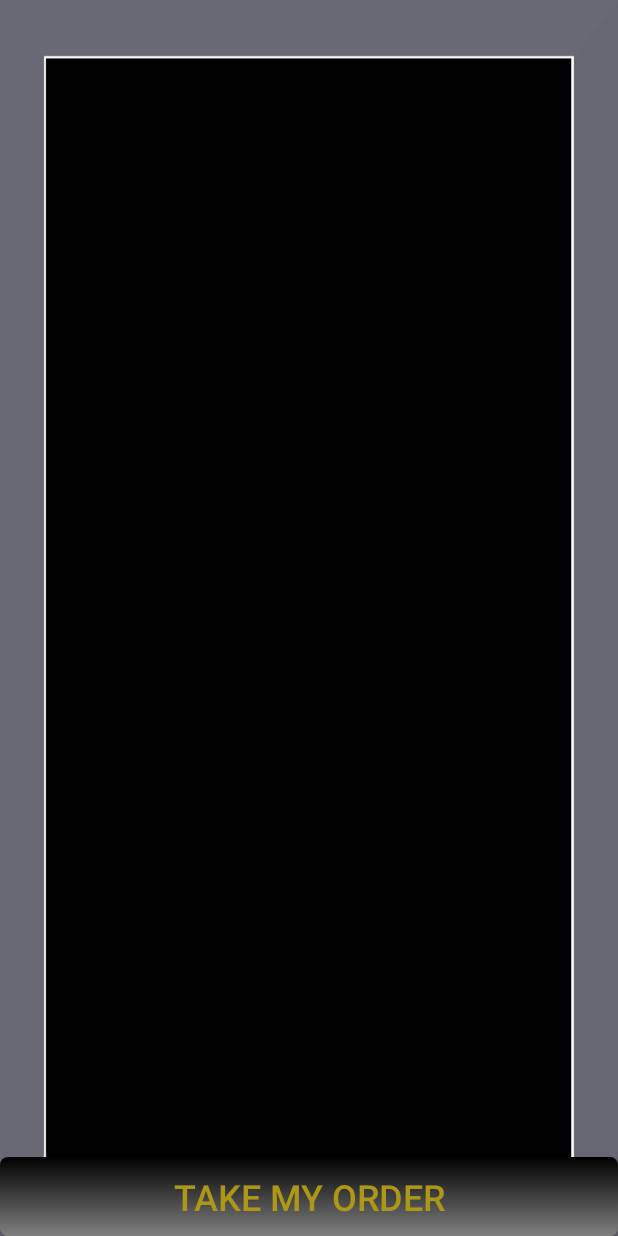
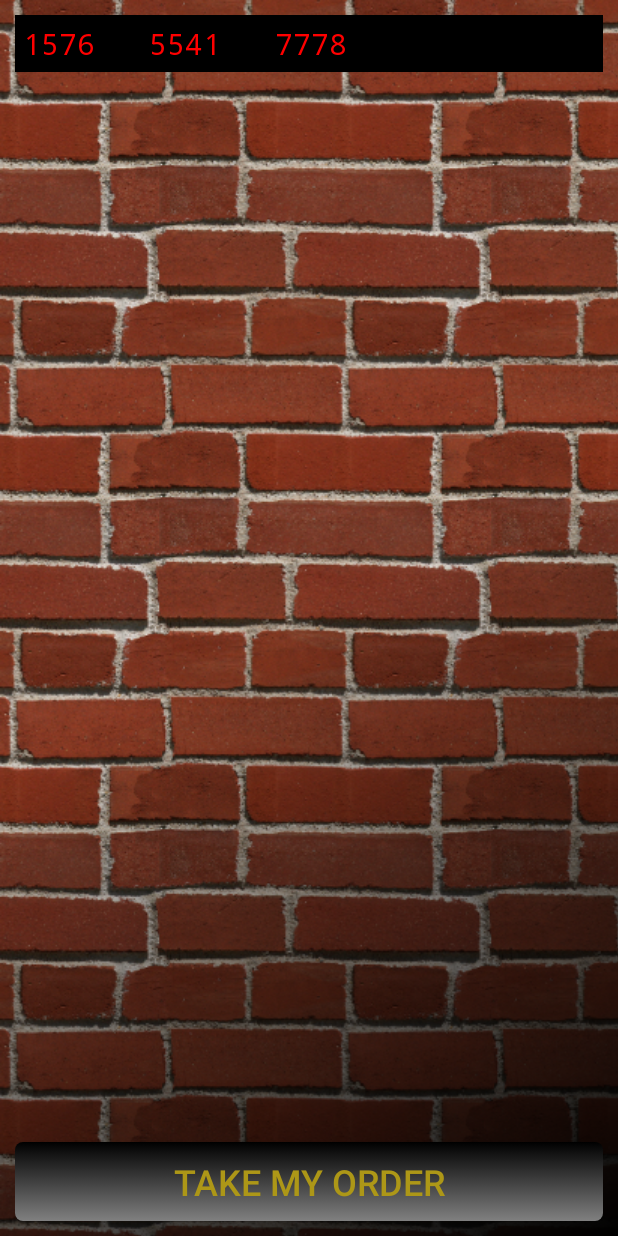
Before and after one commit to VandyApps/pub-android, an Android app: the OrderActivity screen opened directly, with no data from a screen before it, on a phone screen of 412 x 824 dp. Run offline under Robolectric (Android 15) with nearby library versions, the phone set to English and light mode, and no system bars; our stand-ins replace ButterKnife; 3 statements that could not run were skipped.

Commit message:
Prestyling order activity

```diff
--- a/PubAndroid/app/src/main/java/com/vandyapps/pubandroid/OrderActivity.java
+++ b/PubAndroid/app/src/main/java/com/vandyapps/pubandroid/OrderActivity.java
@@ -1,6 +1,7 @@
 package com.vandyapps.pubandroid;
 
 import java.lang.ref.WeakReference;
+import java.util.ArrayList;
 import java.util.List;
 import java.util.concurrent.atomic.AtomicBoolean;
 
@@ -37,8 +38,8 @@ public class OrderActivity extends Activity {
 
     private AtomicBoolean mBound = new AtomicBoolean(false);
     @InjectView(R.id.number_list)
-    ListView mListView;
-    private ArrayAdapter<Integer> mAdapter;
+    TextView mTextView;
+    private List<Order> mOrders;
     private QueryService mService;
     private Messenger mMessenger = new Messenger(new PubHandler(this));
     private long mLastUpdated = -1;
@@ -99,9 +100,6 @@ public class OrderActivity extends Activity {
         super.onCreate(savedInstanceState);
         setContentView(R.layout.activity_order);
         ButterKnife.inject(this);
-        mAdapter = new ArrayAdapter<Integer>(this,
-                R.layout.list_item, R.id.list_item_tv);
-        mListView.setAdapter(mAdapter);
         Intent i = new Intent(this, QueryService.class);
         bindService(i, mServiceConnection, Context.BIND_AUTO_CREATE);
 
@@ -151,14 +149,15 @@ public class OrderActivity extends Activity {
 
     private void updateList(List<Order> orders) {
         // Prevent refreshing when there's no new data
-        if (orders.isEmpty() || orders.get(0).getTimeCreated() <= mLastUpdated)
-            return;
-        Log.d(TAG, "Updating list with " + orders.toString());
-        mLastUpdated = orders.get(0).getTimeCreated();
+        //if (orders.isEmpty() || orders.get(0).getTimeCreated() <= mLastUpdated)
+         //   return;
+        //Log.d(TAG, "Updating list with " + orders.toString());
+        //mLastUpdated = orders.get(0).getTimeCreated();
 
-        mAdapter.clear();
+        mOrders = orders;
+        mTextView.setText("");
         for (Order order : orders) {
-            mAdapter.add(order.getOrderNumber());
+            mTextView.append(String.valueOf(order.getOrderNumber()) + "   ");
         }
     }
 
--- a/PubAndroid/app/src/main/res/layout/activity_order.xml
+++ b/PubAndroid/app/src/main/res/layout/activity_order.xml
@@ -3,17 +3,34 @@
     android:id="@+id/container"
     android:layout_width="match_parent"
     android:layout_height="match_parent"
-    android:background="@drawable/pub_display"
+    android:background="@drawable/brick_background"
     android:orientation="vertical"
-    android:gravity="center_horizontal"
     tools:context="edu.vanderbilt.pubapp.PubActivity">
 
+    <LinearLayout
+        android:layout_width="match_parent"
+        android:layout_height="match_parent"
+        android:orientation="vertical"
+        android:padding="10dp"
+        android:background="@drawable/shadow_shape">
 
-    <ListView
+        <TextView
             android:id="@+id/number_list"
             android:layout_width="match_parent"
-        android:layout_weight="100"
-        android:layout_height="0dp" />
+            android:background="@android:color/black"
+            android:padding="5dp"
+            android:textColor="#FF0000"
+            android:text="1576   5541   7778"
+            android:layout_height="wrap_content"
+            android:textSize="20dp"
+            android:typeface="monospace" />
+
+        <View
+            android:layout_width="1dp"
+            android:layout_height="0dp"
+            android:layout_weight="1"
+            />
+
 
         <Button
             android:id="@+id/filter_button"
@@ -22,6 +39,8 @@
             android:text="@string/filter_button_text"
             android:textSize="24sp"
             android:textColor="@color/button_text_color"
-        android:background="@drawable/button_shape" />
+            android:background="@drawable/button_shape"
+            android:layout_gravity="bottom" />
 
         </LinearLayout>
+</LinearLayout>
```
Also changed, not shown: PubAndroid/app/src/main/java/com/vandyapps/pubandroid/background.java (deleted, +0 -182 lines). Lines whose indentation alone changed are shown as unchanged.
